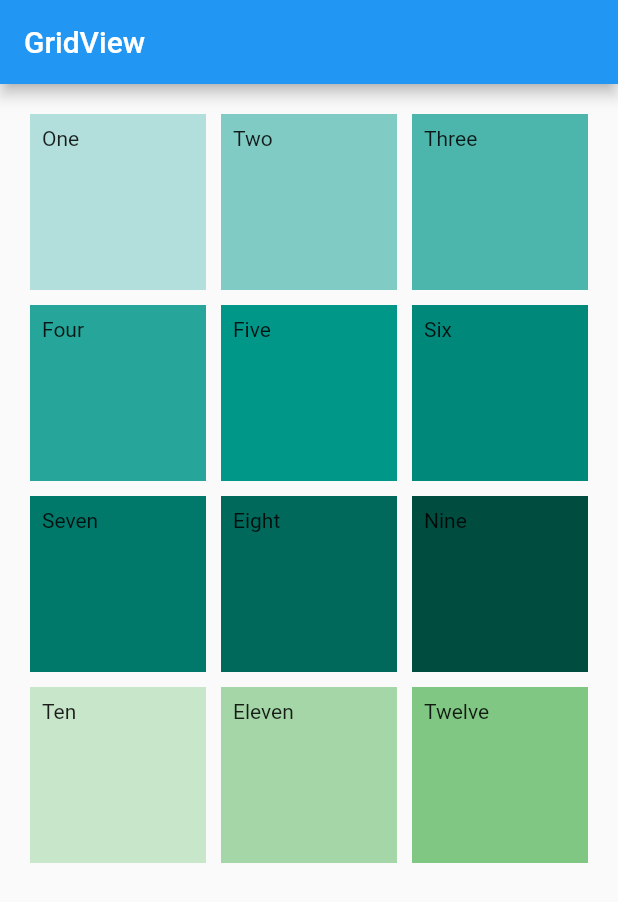
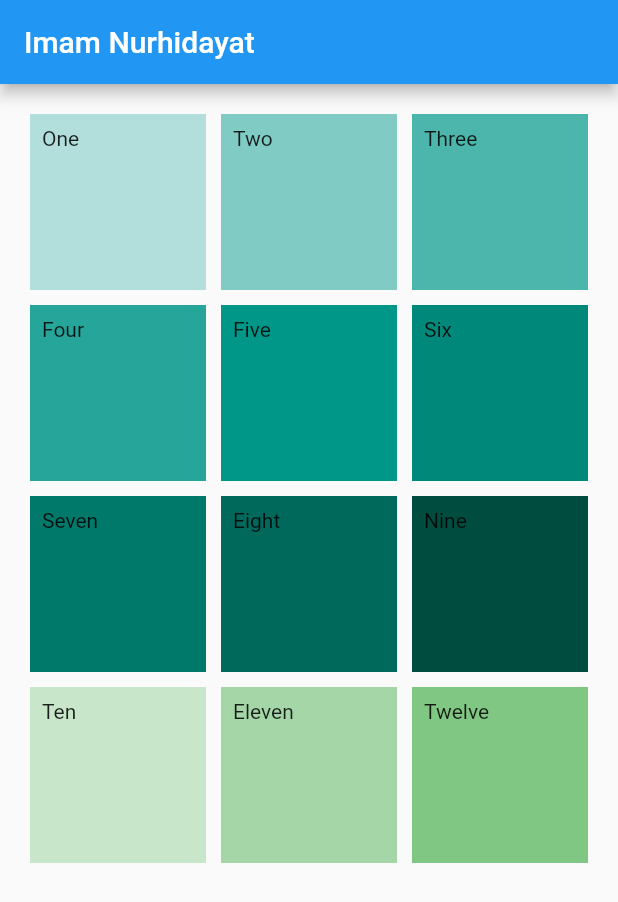
Before and after one commit to imamnurhy/uts_191011400989, a Flutter app: the screen it shows after launch, on a phone screen of 412 x 824 dp. Shown: the top 902 px of the screen. Run offline on Flutter 3.47's test engine with Material 2 defaults, Android fonts, the phone set to English and light mode, and no system bars.

Commit message:
Update appbar title

```diff
--- a/lib/main.dart
+++ b/lib/main.dart
@@ -94,7 +94,7 @@ class _MyHomePageState extends State<MyHomePage> {
   Widget build(BuildContext context) {
     return Scaffold(
       appBar: AppBar(
-        title: const Text('GridView'),
+        title: const Text('Imam Nurhidayat'),
       ),
       body: GridView.count(
         primary: false,
```
Also changed, not shown: grid_view.png (deleted), screen_1.png (added), 1 other file.
